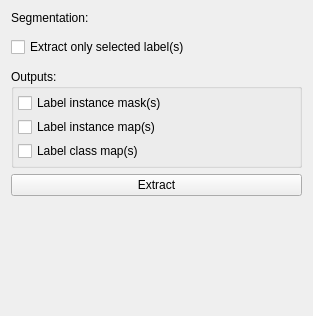
Qt form Modules/SegmentationUI/src/SegmentationUtilities/QmitkExtractFromMultiLabelSegmentationWidgetControls.ui (MITK/MITK) before a commit.
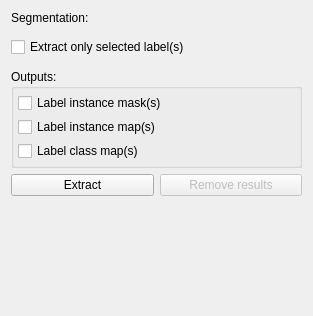
The same form after that commit. Custom widgets are drawn as their Qt base class.

Commit message: Add result removal to Segmentation Utilities

What changed in the file:
```diff
--- a/Modules/SegmentationUI/src/SegmentationUtilities/QmitkExtractFromMultiLabelSegmentationWidgetControls.ui
+++ b/Modules/SegmentationUI/src/SegmentationUtilities/QmitkExtractFromMultiLabelSegmentationWidgetControls.ui
@@ -89,11 +89,25 @@
     </widget>
    </item>
    <item>
+    <layout class="QHBoxLayout" name="actionButtonLayout">
+     <item>
     <widget class="QPushButton" name="btnExtract">
      <property name="text">
       <string>Extract</string>
      </property>
     </widget>
+     </item>
+     <item>
+      <widget class="QPushButton" name="btnRemoveResult">
+       <property name="enabled">
+        <bool>false</bool>
+       </property>
+       <property name="text">
+        <string>Remove results</string>
+       </property>
+      </widget>
+     </item>
+    </layout>
    </item>
    <item>
     <spacer name="verticalSpacer">
```
Lines whose indentation alone changed are shown as unchanged. The commit also changes 11 other files.
